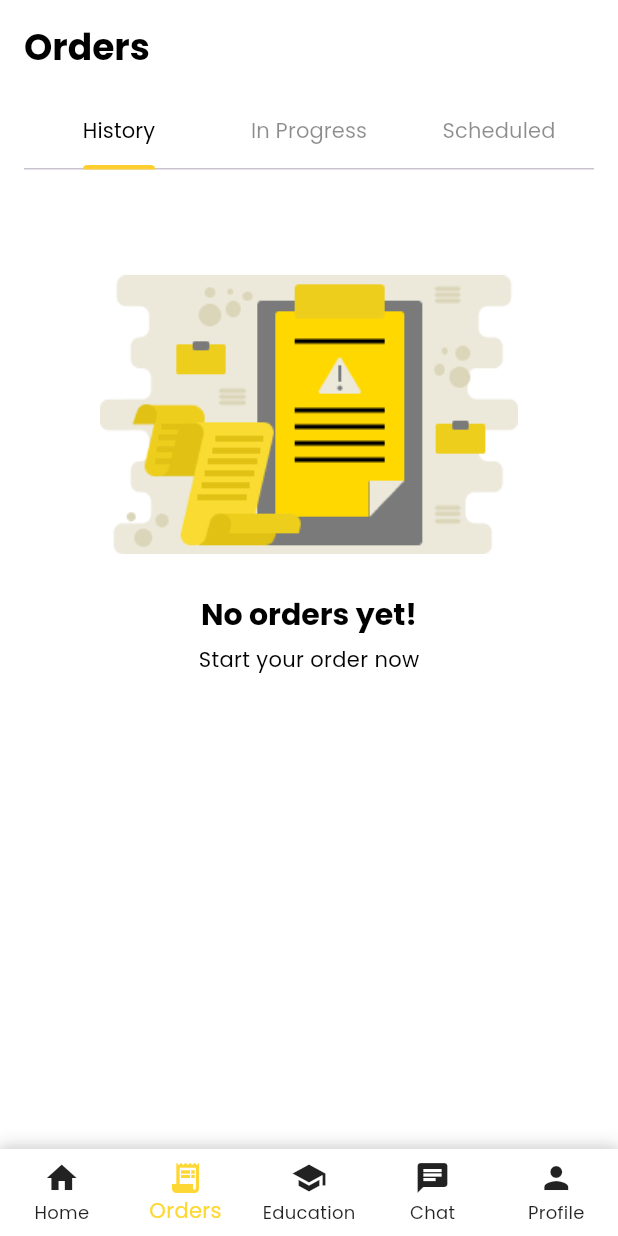
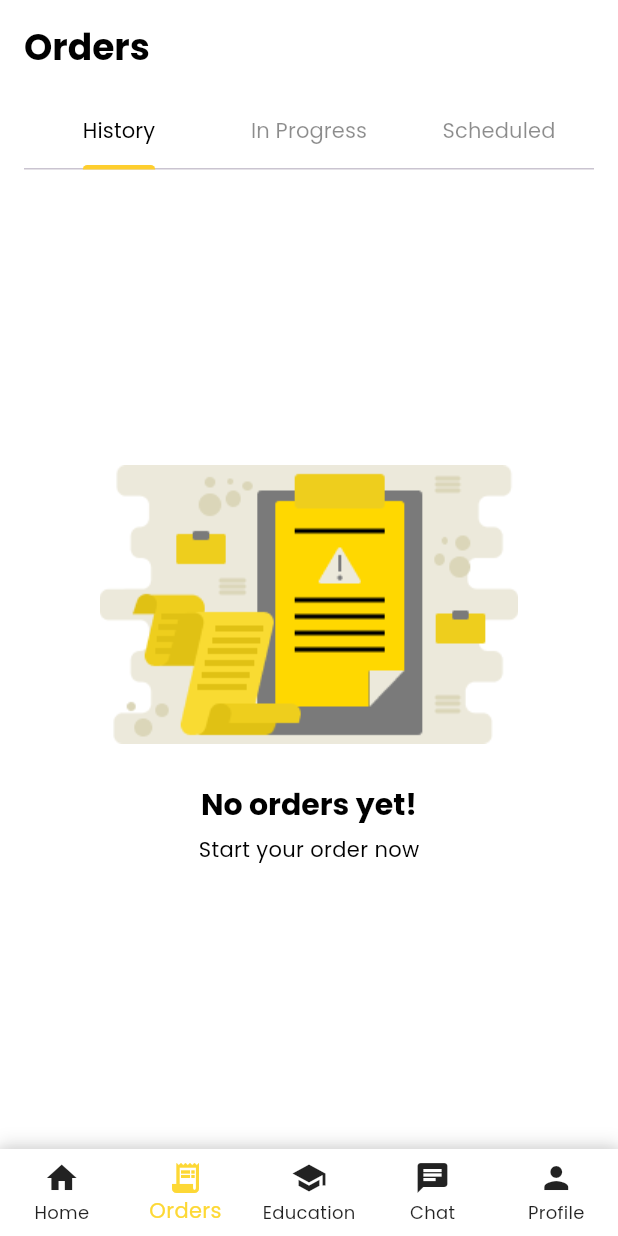
Before and after one commit to chaidenfoanto/Group-3_Bantu.In_FRONTEND, a Flutter app: the OrdersScreen widget shown alone on an empty page, opened directly, on a phone screen of 412 x 824 dp. Run offline on Flutter 3.47's test engine with Material 3 defaults, Android fonts, the light colour scheme and no system bars; our stand-ins replace google_fonts, lottie, shared_preferences; accounts and stored records are empty.

Commit message:
buat content order agar di tengah

```diff
--- a/lib/orders.dart
+++ b/lib/orders.dart
@@ -9,7 +9,6 @@
 }
 
 class _OrdersState extends State<OrdersScreen> {
-
   @override
   Widget build(BuildContext context) {
     return navbar.BottomNavBar(
@@ -28,7 +27,8 @@
             ),
           ),
           // Tab Bar untuk History, In Progress, Scheduled
-          Padding(
+          Expanded(
+            child: Padding(
               padding: const EdgeInsets.symmetric(horizontal: 16.0),
               child: DefaultTabController(
                 length: 3,
@@ -45,23 +45,35 @@
                         Tab(text: 'Scheduled'),
                       ],
                     ),
-                  SizedBox(
-                    height: 400, // Tinggi konten tab
+                    Expanded(
                       child: TabBarView(
                         children: [
                           // Tab: History
-                        _buildEmptyState(context, 'No orders yet!',
-                            'Start your order now', 'assets/images/Orders.png'),
+                          _buildEmptyState(
+                            context,
+                            'No orders yet!',
+                            'Start your order now',
+                            'assets/images/empty-order.png',
+                          ),
                           // Tab: In Progress
-                        _buildEmptyState(context, 'No orders in progress!',
-                            'Place an order now', 'assets/images/Orders.png'),
+                          _buildEmptyState(
+                            context,
+                            'No orders in progress!',
+                            'Place an order now',
+                            'assets/images/empty-order.png',
+                          ),
                           // Tab: Scheduled
-                        _buildEmptyState(context, 'No scheduled orders!',
-                            'Plan your order now', 'assets/images/Orders.png'),
+                          _buildEmptyState(
+                            context,
+                            'No scheduled orders!',
+                            'Plan your order now',
+                            'assets/images/empty-order.png',
+                          ),
                         ],
                       ),
                     ),
                   ],
+                ),
               ),
             ),
           ),
@@ -78,13 +90,12 @@
   ) {
     return Center(
       child: Column(
-        mainAxisAlignment: MainAxisAlignment.center,
+        mainAxisSize: MainAxisSize.min,
         children: [
-          // Ilustrasi gambar kosong
           Image.asset(
-      'assets/images/empty-order.png',
+            imagePath,
             height: 200, // Tinggi gambar
-          ), // Ganti 'imagePath' dengan path gambar ilustrasi
+          ),
           const SizedBox(height: 20),
           Text(
             title,
```
Also changed, not shown: 16 other files. Lines whose indentation alone changed are shown as unchanged.
